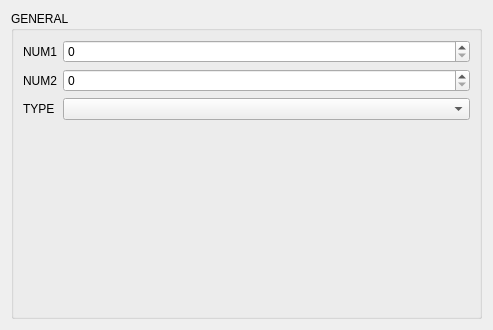
Old version of the form materialtabform.ui in the repository jun332211/SWE.
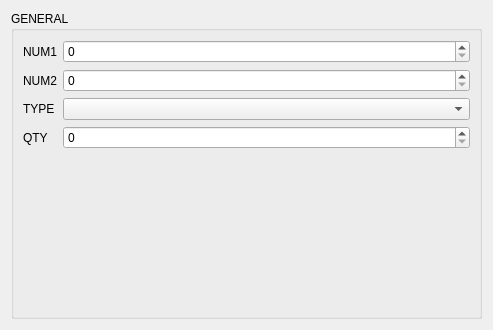
New version of the form.

Commit message: fix "Material" tab (entry size)

What changed in the file:
```diff
--- a/materialtabform.ui
+++ b/materialtabform.ui
@@ -67,6 +67,16 @@
           </property>
          </widget>
         </item>
+        <item row="3" column="0">
+         <widget class="QLabel" name="countLabel">
+          <property name="text">
+           <string>QTY</string>
+          </property>
+         </widget>
+        </item>
+        <item row="3" column="1">
+         <widget class="QSpinBox" name="countSB"/>
+        </item>
        </layout>
       </item>
      </layout>
```
The commit also changes 1 other file.
